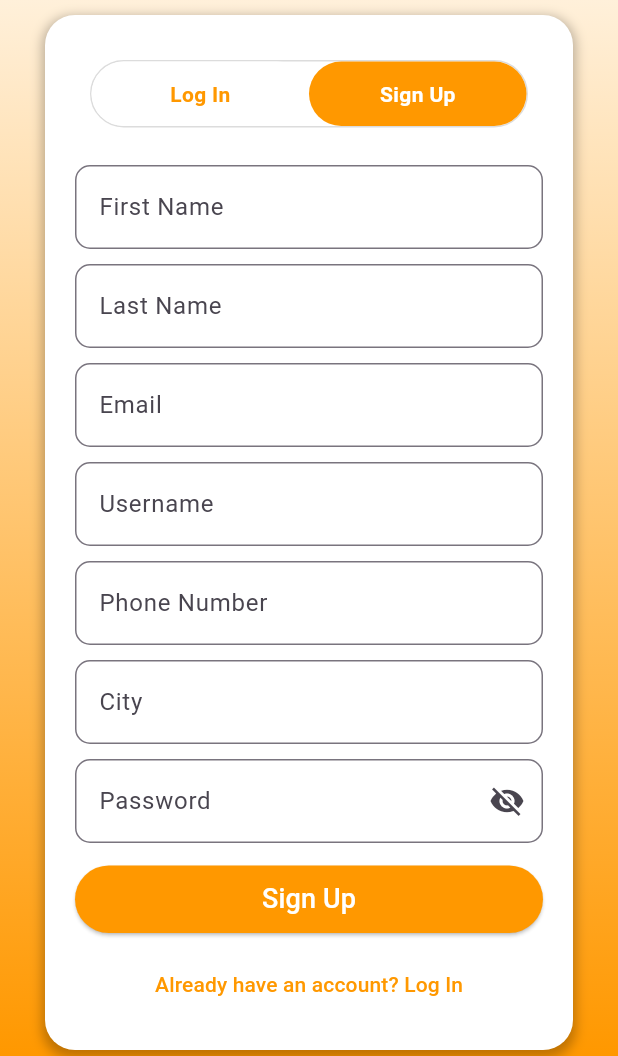
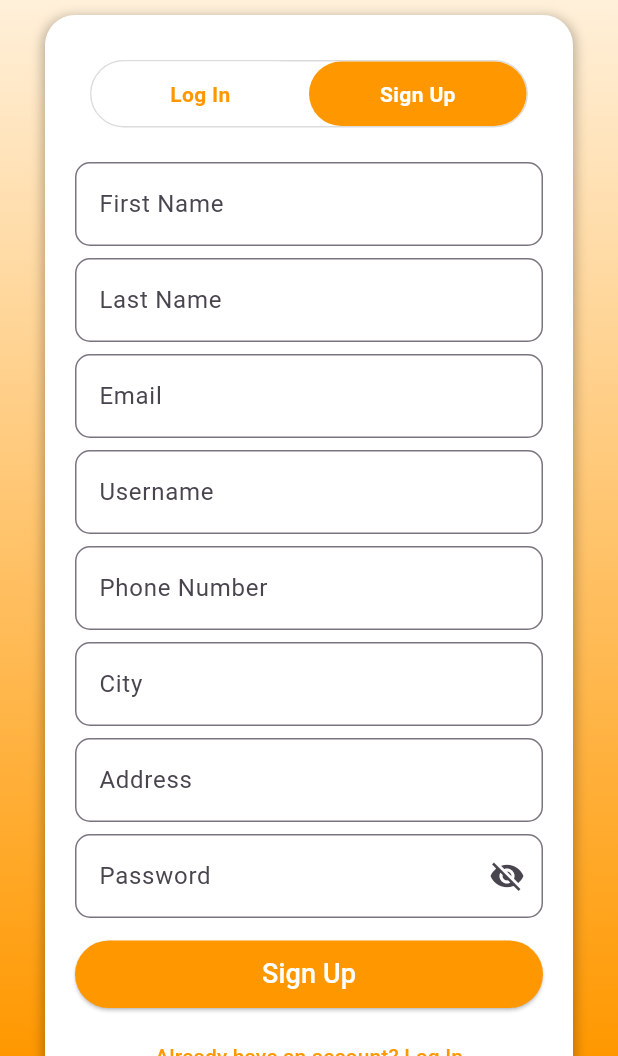
Before and after one commit to Leema02/Food_Trucks, a Flutter app: the SignUpPage screen opened directly, on a phone screen of 412 x 824 dp, the part 180-1236 px from its top. Run offline on Flutter 3.47's test engine with Material 3 defaults, Android fonts, the phone set to English and light mode, and no system bars; our stand-ins replace cached_network_image, flutter_map, font_awesome_flutter, geolocator, latlong2.

Commit message:
signup connection is done

```diff
--- a/frontend/lib/core/services/auth_service.dart
+++ b/frontend/lib/core/services/auth_service.dart
@@ -0,0 +1,16 @@
+import 'dart:convert';
+import 'package:http/http.dart' as http;
+
+class AuthService {
+  static const String baseUrl = "http://10.0.2.2:5000/api/users";
+
+  static Future<http.Response> signup(Map<String, dynamic> userData) async {
+    final url = Uri.parse("$baseUrl/signup");
+
+    return await http.post(
+      url,
+      headers: {"Content-Type": "application/json"},
+      body: jsonEncode(userData),
+    );
+  }
+}
--- a/frontend/lib/screens/auth/signup/signup.dart
+++ b/frontend/lib/screens/auth/signup/signup.dart
@@ -5,6 +5,7 @@ import 'package:myapp/screens/auth/login/widgets/auth_card.dart';
 import 'package:myapp/screens/auth/login/widgets/auth_buttons.dart';
 import 'package:myapp/screens/auth/login/widgets/sign_up_bar.dart';
 import 'package:myapp/screens/auth/login/widgets/responsive.dart';
+import 'package:myapp/core/services/auth_service.dart';
 
 class SignUpPage extends StatefulWidget {
   const SignUpPage({super.key});
@@ -15,7 +16,15 @@ class SignUpPage extends StatefulWidget {
 
 class _SignUpPageState extends State<SignUpPage> {
   final _formKey = GlobalKey<FormState>();
+  final TextEditingController _firstNameController = TextEditingController();
+  final TextEditingController _lastNameController = TextEditingController();
+  final TextEditingController _emailController = TextEditingController();
+  final TextEditingController _usernameController = TextEditingController();
+  final TextEditingController _phoneController = TextEditingController();
+  final TextEditingController _cityController = TextEditingController();
+  final TextEditingController _addressController = TextEditingController();
   final TextEditingController _passwordController = TextEditingController();
+
   bool _showPassword = false;
 
   Widget buildStyledTextField({
@@ -97,13 +106,18 @@ class _SignUpPageState extends State<SignUpPage> {
                       child: Column(
                         children: [
                           const SignUpBar(isLoginPage: false),
-                          const SizedBox(height: 15),
-                          buildStyledTextField(hint: 'First Name'),
-                          const SizedBox(height: 10),
-                          buildStyledTextField(hint: 'Last Name'),
-                          const SizedBox(height: 10),
+                          const SizedBox(height: 13),
+                          buildStyledTextField(
+                              hint: 'First Name',
+                              controller: _firstNameController),
+                          const SizedBox(height: 8),
+                          buildStyledTextField(
+                              hint: 'Last Name',
+                              controller: _lastNameController),
+                          const SizedBox(height: 8),
                           buildStyledTextField(
                             hint: 'Email',
+                            controller: _emailController,
                             type: TextInputType.emailAddress,
                             validator: (value) {
                               if (value == null || value.isEmpty) {
@@ -115,9 +129,10 @@ class _SignUpPageState extends State<SignUpPage> {
                               return null;
                             },
                           ),
-                          const SizedBox(height: 10),
+                          const SizedBox(height: 8),
                           buildStyledTextField(
                             hint: 'Username',
+                            controller: _usernameController,
                             validator: (value) {
                               if (value == null || value.isEmpty) {
                                 return 'Please enter a username';
@@ -128,14 +143,19 @@ class _SignUpPageState extends State<SignUpPage> {
                               return null;
                             },
                           ),
-                          const SizedBox(height: 10),
+                          const SizedBox(height: 8),
                           buildStyledTextField(
                             hint: 'Phone Number',
+                            controller: _phoneController,
                             type: TextInputType.phone,
                           ),
-                          const SizedBox(height: 10),
-                          buildStyledTextField(hint: 'City'),
-                          const SizedBox(height: 10),
+                          const SizedBox(height: 8),
+                          buildStyledTextField(
+                              hint: 'City', controller: _cityController),
+                          const SizedBox(height: 8),
+                          buildStyledTextField(
+                              hint: 'Address', controller: _addressController),
+                          const SizedBox(height: 8),
                           buildStyledTextField(
                             hint: 'Password',
                             obscure: !_showPassword,
@@ -156,15 +176,42 @@ class _SignUpPageState extends State<SignUpPage> {
                           const SizedBox(height: 15),
                           AuthButton(
                             text: 'Sign Up',
-                            onPressed: () {
+                            onPressed: () async {
                               if (_formKey.currentState!.validate()) {
-                                print("✅ Form Submitted Successfully");
+                                final userData = {
+                                  "F_name": _firstNameController.text.trim(),
+                                  "L_name": _lastNameController.text.trim(),
+                                  "email_address": _emailController.text.trim(),
+                                  "username": _usernameController.text.trim(),
+                                  "phone_num": _phoneController.text.trim(),
+                                  "city": _cityController.text.trim(),
+                                  "address": _addressController.text.trim(),
+                                  "password": _passwordController.text.trim(),
+                                  "role_id": "customer"
+                                };
+
+                                final response =
+                                    await AuthService.signup(userData);
+
+                                if (response.statusCode == 200) {
+                                  ScaffoldMessenger.of(context).showSnackBar(
+                                    SnackBar(
+                                        content:
+                                            Text("✅ Verification email sent!")),
+                                  );
+                                } else {
+                                  ScaffoldMessenger.of(context).showSnackBar(
+                                    SnackBar(
+                                        content: Text(
+                                            "❌ Signup failed: ${response.body}")),
+                                  );
+                                }
                               } else {
                                 print("❌ Form has errors");
                               }
                             },
                           ),
-                          const SizedBox(height: 10),
+                          const SizedBox(height: 8),
                           AuthSwitchButton(
                             text: "Already have an account? Log In",
                             onPressed: () => Navigator.push(
@@ -179,7 +226,7 @@ class _SignUpPageState extends State<SignUpPage> {
                     ),
                   ),
                 ),
-                const SizedBox(height: 20),
+                const SizedBox(height: 15),
               ],
             ),
           ),
--- a/frontend/pubspec.yaml
+++ b/frontend/pubspec.yaml
@@ -40,6 +40,7 @@ dependencies:
   geolocator: ^13.0.3
   flutter_map: 8.1.1
   url_launcher: ^6.3.1
+  http: ^1.3.0
 
 dev_dependencies:
   flutter_test:
```
Also changed, not shown: frontend/pubspec.lock, 1 other file.
